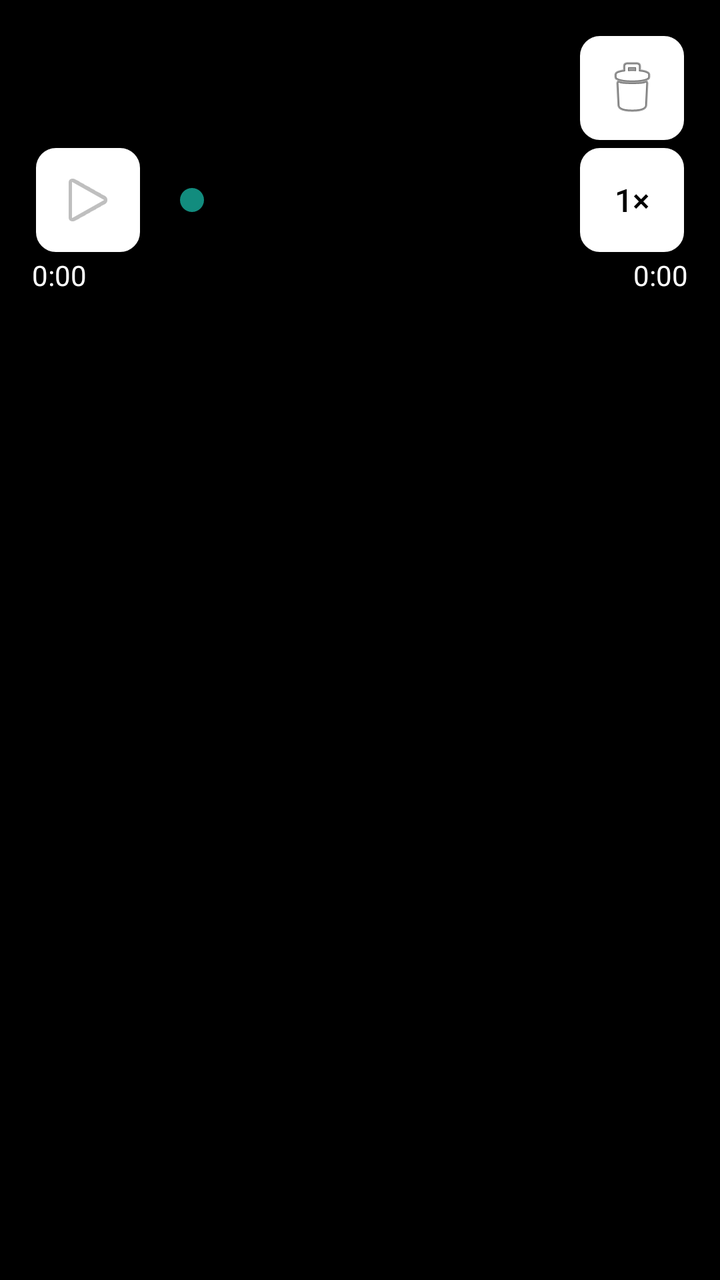
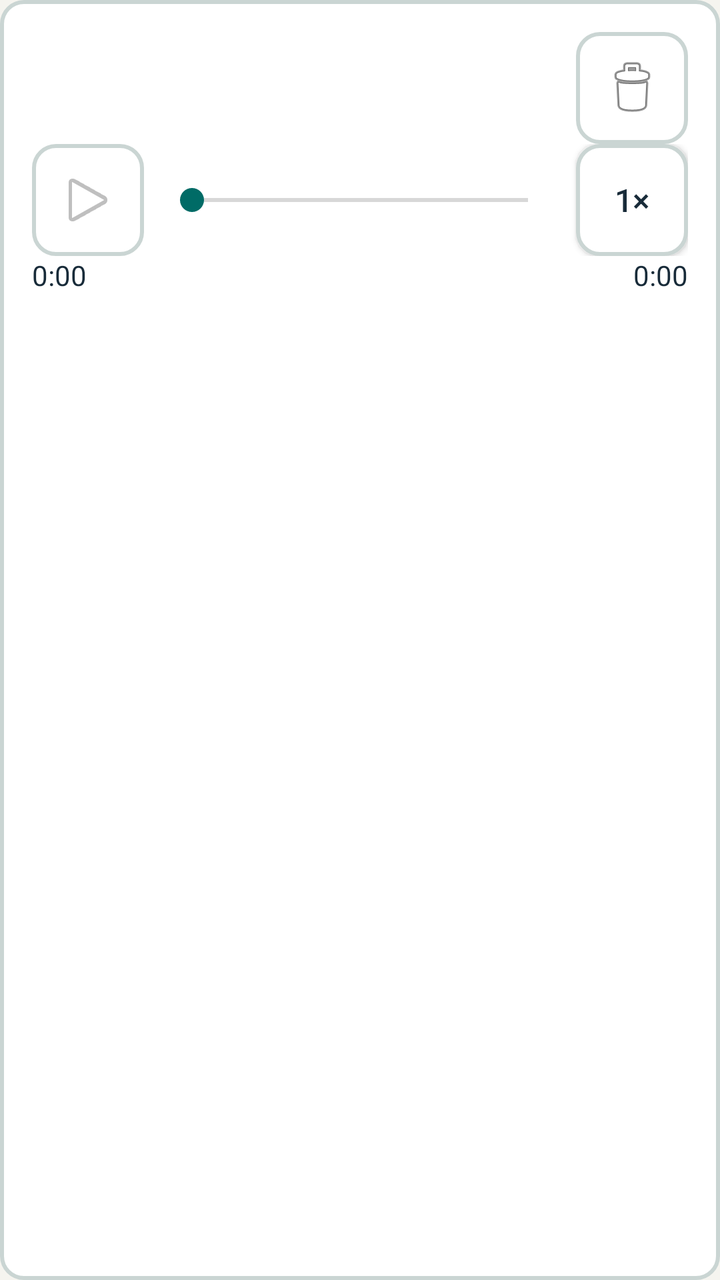

Screens rendered from an Android XML layout before and after an edit, with the pre-edit source and the edit as a unified diff.
<!-- AndroidManifest.xml: application theme Theme.JavaReportingSystem -->
<!-- res/layout/item_voice_note.xml -->
<?xml version="1.0" encoding="utf-8"?>
<LinearLayout xmlns:android="http://schemas.android.com/apk/res/android"
    android:layout_width="match_parent"
    android:layout_height="wrap_content"
    android:background="@android:color/black"
    android:orientation="vertical"
    android:padding="16dp">

    <LinearLayout
        android:layout_width="match_parent"
        android:layout_height="wrap_content"
        android:gravity="center_vertical"
        android:orientation="horizontal">

        <TextView
            android:id="@+id/tvVoiceNoteTitle"
            android:layout_width="0dp"
            android:layout_height="wrap_content"
            android:layout_weight="1"
            android:textColor="@color/white"
            android:textSize="18sp"
            android:textStyle="bold" />

        <ImageButton
            android:id="@+id/btnDelete"
            android:layout_width="56dp"
            android:layout_height="56dp"
            android:background="@drawable/outline_button"
            android:backgroundTint="@null"
            android:contentDescription="@string/delete_voice_note"
            android:padding="14dp"
            android:src="@android:drawable/ic_menu_delete" />
    </LinearLayout>

    <LinearLayout
        android:layout_width="match_parent"
        android:layout_height="wrap_content"
        android:gravity="center_vertical"
        android:orientation="horizontal">

        <ImageButton
            android:id="@+id/btnPlay"
            android:layout_width="56dp"
            android:layout_height="56dp"
            android:background="@drawable/outline_button"
            android:backgroundTint="@null"
            android:contentDescription="@string/play_voice_note"
            android:padding="12dp"
            android:src="@android:drawable/ic_media_play" />

        <SeekBar
            android:id="@+id/seekAudio"
            android:layout_width="0dp"
            android:layout_height="56dp"
            android:layout_marginStart="8dp"
            android:layout_marginEnd="8dp"
            android:layout_weight="1"
            android:contentDescription="@string/voice_playback_position"
            android:max="1000"
            android:progressTint="#128C7E"
            android:thumbTint="#128C7E" />

        <Button
            android:id="@+id/btnSpeed"
            android:layout_width="56dp"
            android:layout_height="56dp"
            android:background="@drawable/outline_button"
            android:backgroundTint="@null"
            android:contentDescription="@string/voice_playback_speed"
            android:text="1×"
            android:textAllCaps="false"
            android:textColor="@android:color/black"
            android:textSize="16sp" />
    </LinearLayout>

    <LinearLayout
        android:layout_width="match_parent"
        android:layout_height="wrap_content"
        android:orientation="horizontal">

        <TextView
            android:id="@+id/txtCurrentTime"
            android:layout_width="0dp"
            android:layout_height="wrap_content"
            android:layout_weight="1"
            android:text="0:00"
            android:textColor="@color/white"
            android:textSize="14sp" />

        <TextView
            android:id="@+id/txtDuration"
            android:layout_width="wrap_content"
            android:layout_height="wrap_content"
            android:text="0:00"
            android:textColor="@color/white"
            android:textSize="14sp" />
    </LinearLayout>
</LinearLayout>
<!-- resources referenced by this layout -->
<resources>
  <color name="white">#FFFFFFFF</color>
  <!-- drawable outline_button (drawable) -->
  <?xml version="1.0" encoding="utf-8"?>
  <shape xmlns:android="http://schemas.android.com/apk/res/android"
      android:shape="rectangle">
  
      <solid android:color="#FFFFFF" />
  
      <stroke
          android:width="2dp"
          android:color="#000000" />
  
      <corners android:radius="11dp" />
  
  </shape>
  <string name="delete_voice_note">Delete voice note</string>
  <string name="play_voice_note">Play voice note</string>
  <string name="voice_playback_position">Voice note playback position</string>
  <string name="voice_playback_speed">Change playback speed</string>
  <style name="Theme.JavaReportingSystem" parent="Base.Theme.JavaReportingSystem" />
  <style name="Base.Theme.JavaReportingSystem" parent="Theme.AppCompat.DayNight.NoActionBar">
          
          
      </style>
</resources>

<!-- the commit's change to res/layout/item_voice_note.xml (unified diff, before → after) -->
@@ -1,8 +1,9 @@
 <?xml version="1.0" encoding="utf-8"?>
 <LinearLayout xmlns:android="http://schemas.android.com/apk/res/android"
+    xmlns:app="http://schemas.android.com/apk/res-auto"
     android:layout_width="match_parent"
     android:layout_height="wrap_content"
-    android:background="@android:color/black"
+    android:background="@drawable/outline_button"
     android:orientation="vertical"
     android:padding="16dp">
 
@@ -17,7 +18,7 @@
             android:layout_width="0dp"
             android:layout_height="wrap_content"
             android:layout_weight="1"
-            android:textColor="@color/white"
+            android:textColor="@color/safety_text"
             android:textSize="18sp"
             android:textStyle="bold" />
 
@@ -57,20 +58,20 @@
             android:layout_weight="1"
             android:contentDescription="@string/voice_playback_position"
             android:max="1000"
-            android:progressTint="#128C7E"
-            android:thumbTint="#128C7E" />
+            android:progressTint="@color/safety_action"
+            android:thumbTint="@color/safety_action" />
 
         <Button
             android:id="@+id/btnSpeed"
             android:layout_width="56dp"
             android:layout_height="56dp"
             android:background="@drawable/outline_button"
-            android:backgroundTint="@null"
             android:contentDescription="@string/voice_playback_speed"
             android:text="1×"
             android:textAllCaps="false"
-            android:textColor="@android:color/black"
-            android:textSize="16sp" />
+            android:textColor="@color/safety_text"
+            android:textSize="16sp"
+                app:backgroundTint="@null" />
     </LinearLayout>
 
     <LinearLayout
@@ -84,7 +85,7 @@
             android:layout_height="wrap_content"
             android:layout_weight="1"
             android:text="0:00"
-            android:textColor="@color/white"
+            android:textColor="@color/safety_text"
             android:textSize="14sp" />
 
         <TextView
@@ -92,7 +93,7 @@
             android:layout_width="wrap_content"
             android:layout_height="wrap_content"
             android:text="0:00"
-            android:textColor="@color/white"
+            android:textColor="@color/safety_text"
             android:textSize="14sp" />
     </LinearLayout>
 </LinearLayout>
<!-- resource entries referenced after the edit -->
@@ -1,16 +1,17 @@
 <!-- resources referenced by this layout -->
 <resources>
-  <color name="white">#FFFFFFFF</color>
+  <color name="safety_action">#006B66</color>
+  <color name="safety_text">#182B39</color>
   <!-- drawable outline_button (drawable) -->
   <?xml version="1.0" encoding="utf-8"?>
   <shape xmlns:android="http://schemas.android.com/apk/res/android"
       android:shape="rectangle">
   
-      <solid android:color="#FFFFFF" />
+      <solid android:color="@color/safety_surface" />
   
       <stroke
           android:width="2dp"
-          android:color="#000000" />
+          android:color="@color/safety_border" />
   
       <corners android:radius="11dp" />
   
@@ -20,9 +21,21 @@
   <string name="voice_playback_position">Voice note playback position</string>
   <string name="voice_playback_speed">Change playback speed</string>
   <style name="Theme.JavaReportingSystem" parent="Base.Theme.JavaReportingSystem" />
-  <style name="Base.Theme.JavaReportingSystem" parent="Theme.AppCompat.DayNight.NoActionBar">
-          
-          
+  <color name="safety_surface">#FFFFFF</color>
+  <color name="safety_border">#CAD5D3</color>
+  <style name="Base.Theme.JavaReportingSystem" parent="Theme.AppCompat.Light.NoActionBar">
+          <item name="colorPrimary">@color/safety_action</item>
+          <item name="colorOnPrimary">@color/safety_on_action</item>
+          <item name="colorSurface">@color/safety_surface</item>
+          <item name="colorOnSurface">@color/safety_text</item>
+          <item name="android:colorAccent">@color/safety_action</item>
+          <item name="android:windowBackground">@color/safety_background</item>
+          <item name="android:statusBarColor">@color/safety_background</item>
+          <item name="android:navigationBarColor">@color/safety_background</item>
+          <item name="android:windowLightStatusBar">true</item>
+          <item name="android:windowLightNavigationBar">true</item>
       </style>
+  <color name="safety_on_action">#FFFFFF</color>
+  <color name="safety_background">#F5F4EF</color>
 </resources>
 
